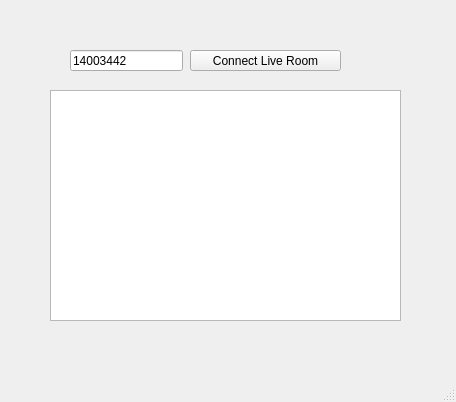
First picture: the form in src/ui/mainwindow.ui, repository Fidelxyz/bilibili-live-danmuku, before the edit.
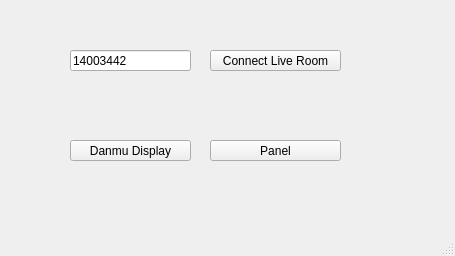
Second picture: the form after the edit.

Commit message: complete panel

What changed in the file:
```diff
--- a/src/ui/mainwindow.ui
+++ b/src/ui/mainwindow.ui
@@ -6,39 +6,32 @@
    <rect>
     <x>0</x>
     <y>0</y>
-    <width>456</width>
-    <height>402</height>
+    <width>455</width>
+    <height>256</height>
    </rect>
   </property>
   <property name="windowTitle">
    <string>MainWindow</string>
   </property>
   <widget class="QWidget" name="centralwidget">
-   <widget class="QWidget" name="widget_LiveRoom" native="true">
+   <property name="enabled">
+    <bool>true</bool>
+   </property>
+   <widget class="QWidget" name="widget_liveRoom" native="true">
     <property name="geometry">
      <rect>
       <x>30</x>
       <y>20</y>
-      <width>451</width>
-      <height>341</height>
+      <width>351</width>
+      <height>71</height>
      </rect>
     </property>
-    <widget class="QTextBrowser" name="textBrowser">
-     <property name="geometry">
-      <rect>
-       <x>20</x>
-       <y>70</y>
-       <width>351</width>
-       <height>231</height>
-      </rect>
-     </property>
-    </widget>
-    <widget class="QLineEdit" name="input_LiveRoomID">
+    <widget class="QLineEdit" name="input_liveRoomID">
      <property name="geometry">
       <rect>
        <x>40</x>
        <y>30</y>
-       <width>113</width>
+       <width>121</width>
        <height>21</height>
       </rect>
      </property>
@@ -46,12 +39,12 @@
       <string>14003442</string>
      </property>
     </widget>
-    <widget class="QPushButton" name="btn_ConnectLiveRoom">
+    <widget class="QPushButton" name="btn_startLiveRoom">
      <property name="geometry">
       <rect>
-       <x>160</x>
+       <x>180</x>
        <y>30</y>
-       <width>151</width>
+       <width>131</width>
        <height>21</height>
       </rect>
      </property>
@@ -60,6 +53,42 @@
      </property>
     </widget>
    </widget>
+   <widget class="QWidget" name="widget_danmuDisplay" native="true">
+    <property name="geometry">
+     <rect>
+      <x>30</x>
+      <y>120</y>
+      <width>351</width>
+      <height>61</height>
+     </rect>
+    </property>
+    <widget class="QPushButton" name="btn_startDanmuPanel">
+     <property name="geometry">
+      <rect>
+       <x>180</x>
+       <y>20</y>
+       <width>131</width>
+       <height>21</height>
+      </rect>
+     </property>
+     <property name="text">
+      <string>Panel</string>
+     </property>
+    </widget>
+    <widget class="QPushButton" name="btn_startDanmuDisplay">
+     <property name="geometry">
+      <rect>
+       <x>40</x>
+       <y>20</y>
+       <width>121</width>
+       <height>21</height>
+      </rect>
+     </property>
+     <property name="text">
+      <string>Danmu Display</string>
+     </property>
+    </widget>
+   </widget>
   </widget>
   <widget class="QMenuBar" name="menubar">
    <property name="geometry">
```
Left out of the diff: 2 changed lines with no effect on the pictures. The commit also changes 22 other files.
